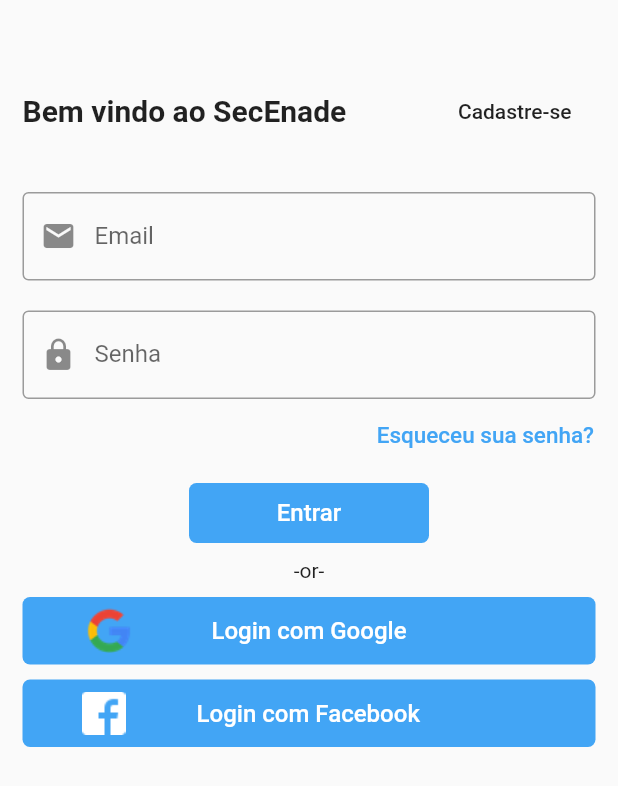
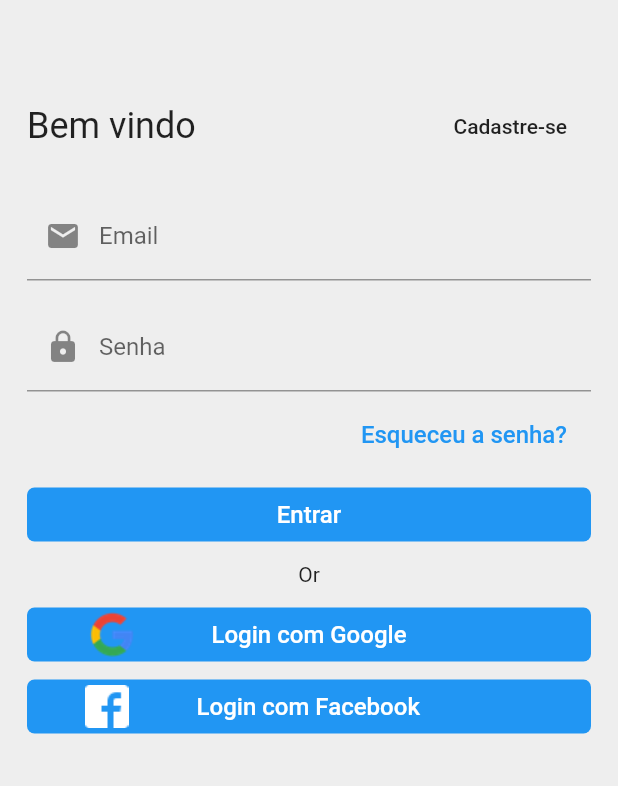
Before and after one commit to osvaldoj12/sec_enade, a Flutter app: the screen it shows after launch, on a phone screen of 412 x 824 dp. Shown: the top 786 px of the screen. Run offline on Flutter 3.47's test engine with Material 2 defaults, Android fonts, the phone set to English and light mode, and no system bars.

```diff
--- a/lib/pages/sign_in_page.dart
+++ b/lib/pages/sign_in_page.dart
@@ -9,78 +9,71 @@ class _SignInPageState extends State<SignInPage> {
   @override
   Widget build(BuildContext context) {
     return Scaffold(
-      body: SingleChildScrollView(
+      backgroundColor: Colors.grey[200],
+      body: Padding(
+        padding:
+            const EdgeInsets.only(left: 18.0, right: 18.0, bottom: 60, top: 60),
         child: Column(
           children: <Widget>[
-            Padding(
-              padding: EdgeInsets.only(
-                top: 50.0,
-                left: 15.0,
-                right: 15.0,
-                bottom: 15.0,
-              ),
-              child: Row(
+            Row(
               mainAxisAlignment: MainAxisAlignment.spaceBetween,
               children: <Widget>[
                 Text(
-                    'Bem vindo ao SecEnade',
-                    style: TextStyle(
-                      fontSize: 20.0,
-                      fontWeight: FontWeight.w600,
-                    ),
+                  'Bem vindo',
+                  style: Theme.of(context).textTheme.headline5,
                 ),
                 FlatButton(
                   onPressed: () {},
-                    child: Text('Cadastre-se'),
+                  child: Text(
+                    'Cadastre-se',
+                  ),
                 ),
               ],
             ),
-            ),
-            Padding(
-              padding: EdgeInsets.all(15.0),
-              child: TextField(
+            SizedBox(height: 20.0),
+            Column(
+              crossAxisAlignment: CrossAxisAlignment.stretch,
+              children: <Widget>[
+                TextField(
+                  keyboardType: TextInputType.emailAddress,
                   decoration: InputDecoration(
-                  border: OutlineInputBorder(),
                     prefixIcon: Icon(Icons.mail),
                     labelText: 'Email',
-                  hintText: 'Digite um email válido como @gmail.com',
+                    hintText: 'exemplo@gmail.com',
                   ),
                 ),
-            ),
-            Padding(
-              padding: EdgeInsets.only(left: 15.0, right: 15.0, top: 5.0),
-              child: TextField(
+                SizedBox(height: 15.0),
+                TextField(
                   obscureText: true,
+                  keyboardType: TextInputType.text,
                   decoration: InputDecoration(
-                  border: OutlineInputBorder(),
                     prefixIcon: Icon(Icons.lock),
                     labelText: 'Senha',
-                  hintText: 'Digite sua senha',
                   ),
                 ),
-            ),
+                SizedBox(height: 5.0),
                 Container(
                   alignment: Alignment.centerRight,
                   child: FlatButton(
                     onPressed: () {},
                     child: Text(
-                  'Esqueceu sua senha?',
-                  style: TextStyle(color: Colors.blue[400], fontSize: 15),
+                      'Esqueceu a senha?',
+                      style: TextStyle(
+                        color: Colors.blue,
+                        fontSize: 16.0,
                       ),
                     ),
                   ),
-            SizedBox(height: 8.0),
-            Container(
-              width: 160,
-              height: 40,
-              child: FlatButton(
-                onPressed: () {},
-                color: Colors.blue[400],
+                ),
+                SizedBox(height: 5.0),
+                FlatButton(
+                  color: Colors.blue,
                   shape: RoundedRectangleBorder(
                     borderRadius: BorderRadius.all(
                       Radius.circular(5),
                     ),
                   ),
+                  onPressed: () {},
                   child: Text(
                     'Entrar',
                     style: TextStyle(
@@ -89,17 +82,16 @@ class _SignInPageState extends State<SignInPage> {
                     ),
                   ),
                 ),
+              ],
             ),
-            SizedBox(height: 10.0),
-            Text('-or-'),
-            SizedBox(height: 10.0),
-            Padding(
-              padding: const EdgeInsets.only(left: 15.0, right: 15.0),
-              child: Container(
-                height: 45,
-                child: FlatButton(
+            SizedBox(height: 8.0),
+            Text('Or'),
+            SizedBox(height: 8.0),
+            Column(
+              children: <Widget>[
+                FlatButton(
                   onPressed: () {},
-                  color: Colors.blue[400],
+                  color: Colors.blue,
                   shape: RoundedRectangleBorder(
                     borderRadius: BorderRadius.all(
                       Radius.circular(5),
@@ -123,17 +115,9 @@ class _SignInPageState extends State<SignInPage> {
                     ],
                   ),
                 ),
-              ),
-            ),
-            SizedBox(height: 10.0),
-            Padding(
-              padding:
-                  const EdgeInsets.only(left: 15.0, right: 15.0, bottom: 15.0),
-              child: Container(
-                height: 45,
-                child: FlatButton(
+                FlatButton(
                   onPressed: () {},
-                  color: Colors.blue[400],
+                  color: Colors.blue,
                   shape: RoundedRectangleBorder(
                     borderRadius: BorderRadius.all(
                       Radius.circular(5),
@@ -157,7 +141,7 @@ class _SignInPageState extends State<SignInPage> {
                     ],
                   ),
                 ),
-              ),
+              ],
             ),
           ],
         ),
```
Lines whose indentation alone changed are shown as unchanged.
